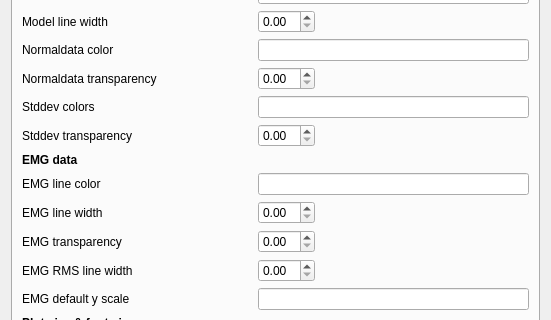
Above: gaitutils/nexus_scripts/options_dialog.ui from NCH-Motion-Laboratory/gaitutils before the change; both pictures show x 0 to 551 and y 265 to 585 of the 551 by 964 pixel window. Below: the same form after it.
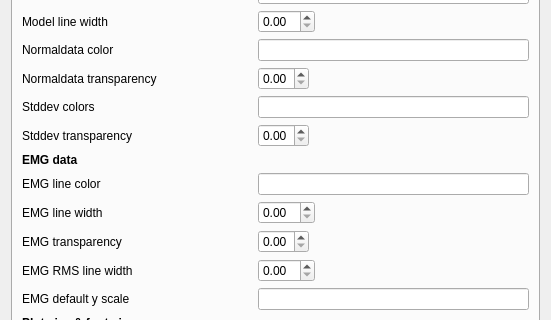
That is the form after the change.

Commit message: widget vals

```diff
--- a/gaitutils/nexus_scripts/options_dialog.ui
+++ b/gaitutils/nexus_scripts/options_dialog.ui
@@ -597,6 +597,12 @@
              <verstretch>0</verstretch>
             </sizepolicy>
            </property>
+           <property name="maximum">
+            <double>1.000000000000000</double>
+           </property>
+           <property name="singleStep">
+            <double>0.100000000000000</double>
+           </property>
           </widget>
          </item>
          <item row="14" column="0">
@@ -624,6 +630,12 @@
              <verstretch>0</verstretch>
             </sizepolicy>
            </property>
+           <property name="maximum">
+            <double>1.000000000000000</double>
+           </property>
+           <property name="singleStep">
+            <double>0.100000000000000</double>
+           </property>
           </widget>
          </item>
          <item row="16" column="0">
@@ -681,6 +693,12 @@
              <verstretch>0</verstretch>
             </sizepolicy>
            </property>
+           <property name="maximum">
+            <double>1.000000000000000</double>
+           </property>
+           <property name="singleStep">
+            <double>0.100000000000000</double>
+           </property>
           </widget>
          </item>
          <item row="20" column="0">
```
Left out of the diff: 18 changed lines with no effect on the pictures.
